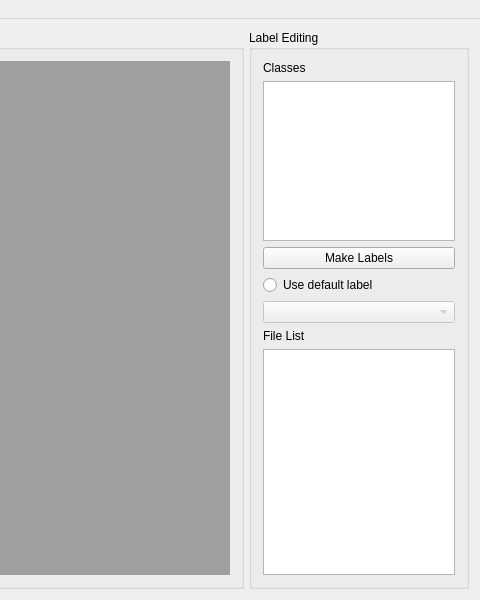
BrWillian/label-annotation, file mainwindow.ui: the form before one commit; both pictures show x 580 to 1060 and y 0 to 600 of the 1060 by 600 pixel window.
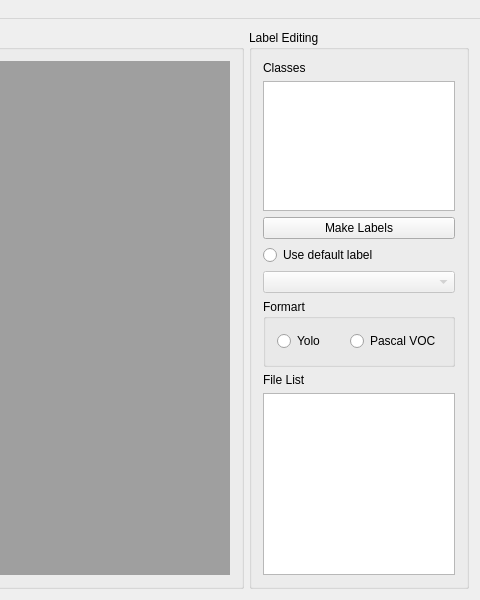
The form after the commit.

```diff
--- a/mainwindow.ui
+++ b/mainwindow.ui
@@ -54,13 +54,6 @@
        <string>Label Editing</string>
       </property>
       <layout class="QGridLayout" name="gridLayout_2">
-       <item row="6" column="0">
-        <widget class="QListView" name="listView">
-         <property name="editTriggers">
-          <set>QAbstractItemView::NoEditTriggers</set>
-         </property>
-        </widget>
-       </item>
        <item row="0" column="0">
         <widget class="QLabel" name="label_2">
          <property name="text">
@@ -68,42 +61,84 @@
          </property>
         </widget>
        </item>
-       <item row="1" column="0">
-        <widget class="QTextEdit" name="textEdit">
-         <property name="maximumSize">
-          <size>
-           <width>9999999</width>
-           <height>160</height>
-          </size>
+       <item row="6" column="0">
+        <widget class="QLabel" name="label">
+         <property name="text">
+          <string>File List</string>
          </property>
         </widget>
        </item>
-       <item row="2" column="0">
+       <item row="2" column="0" colspan="2">
         <widget class="QPushButton" name="pushButton">
          <property name="text">
           <string>Make Labels</string>
          </property>
         </widget>
        </item>
-       <item row="3" column="0">
+       <item row="1" column="0" colspan="2">
+        <widget class="QTextEdit" name="textEdit">
+         <property name="maximumSize">
+          <size>
+           <width>9999999</width>
+           <height>140</height>
+          </size>
+         </property>
+        </widget>
+       </item>
+       <item row="7" column="0" colspan="2">
+        <widget class="QListView" name="listView">
+         <property name="editTriggers">
+          <set>QAbstractItemView::NoEditTriggers</set>
+         </property>
+        </widget>
+       </item>
+       <item row="3" column="0" colspan="2">
         <widget class="QRadioButton" name="radioButton">
          <property name="text">
           <string>Use default label</string>
          </property>
         </widget>
        </item>
-       <item row="4" column="0">
+       <item row="4" column="0" colspan="2">
         <widget class="QComboBox" name="comboBox">
          <property name="enabled">
           <bool>false</bool>
          </property>
         </widget>
        </item>
-       <item row="5" column="0">
-        <widget class="QLabel" name="label">
-         <property name="text">
-          <string>File List</string>
+       <item row="5" column="0" colspan="2">
+        <widget class="QGroupBox" name="groupBox_3">
+         <property name="minimumSize">
+          <size>
+           <width>0</width>
+           <height>68</height>
+          </size>
          </property>
+         <property name="maximumSize">
+          <size>
+           <width>16777215</width>
+           <height>68</height>
+          </size>
+         </property>
+         <property name="title">
+          <string>Formart</string>
+         </property>
+         <layout class="QGridLayout" name="gridLayout_4">
+          <item row="0" column="0">
+           <widget class="QRadioButton" name="radioButton_2">
+            <property name="text">
+             <string>Yolo</string>
+            </property>
+           </widget>
+          </item>
+          <item row="0" column="1">
+           <widget class="QRadioButton" name="radioButton_3">
+            <property name="text">
+             <string>Pascal VOC</string>
+            </property>
+           </widget>
+          </item>
+         </layout>
         </widget>
        </item>
       </layout>
```
